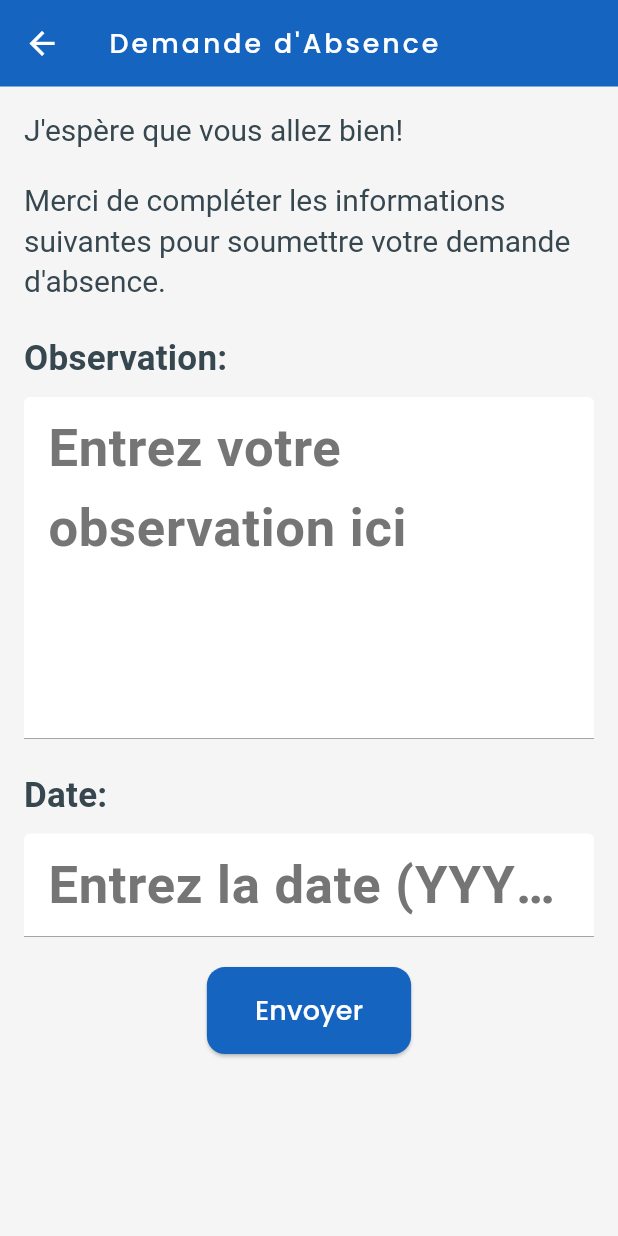
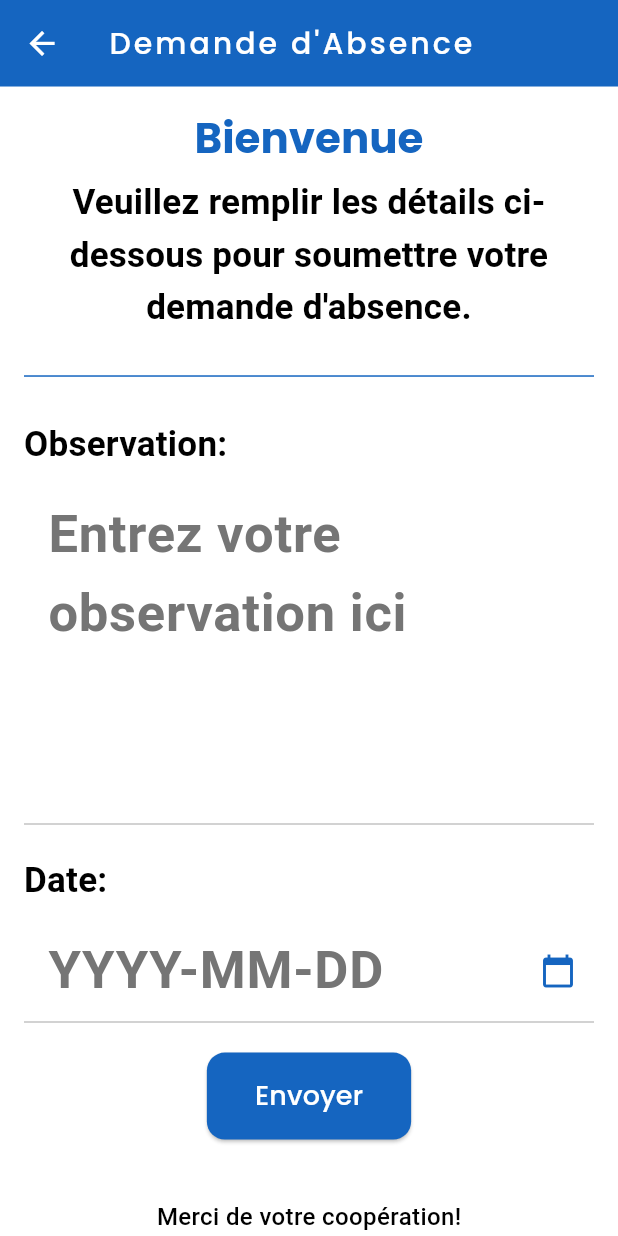
Before and after one commit to mariembenhassen/Tunisia-Learning, a Flutter app: the AbscenceScreen screen opened by its route, on a phone screen of 412 x 824 dp. Run offline on Flutter 3.47's test engine with Material 3 defaults, Android fonts, the phone set to English and light mode, and no system bars; our stand-ins replace file_picker, flutter_svg, google_fonts, google_nav_bar, sizer; Roboto replaces fonts that are missing (Chewy).

Commit message:
update ui

```diff
--- a/lib/screens/Messagerie_screen/Teacher_messages/Abscence_Demande/Abscence.dart
+++ b/lib/screens/Messagerie_screen/Teacher_messages/Abscence_Demande/Abscence.dart
@@ -52,14 +52,14 @@ class _AbscenceScreenState extends State<AbscenceScreen> {
           ScaffoldMessenger.of(context).showSnackBar(
             SnackBar(
               content: Text('Demande d\'absence envoyée avec succès !'),
-              backgroundColor: Colors.green,
+              backgroundColor: Colors.blue[800],
             ),
           );
         } else {
           ScaffoldMessenger.of(context).showSnackBar(
             SnackBar(
-              content:
-                  Text('Échec de l\'envoi de la demande : ${responseData['message']}'),
+              content: Text(
+                  'Échec de l\'envoi de la demande : ${responseData['message']}'),
               backgroundColor: Colors.red,
             ),
           );
@@ -67,7 +67,8 @@ class _AbscenceScreenState extends State<AbscenceScreen> {
       } else {
         ScaffoldMessenger.of(context).showSnackBar(
           SnackBar(
-            content: Text('La demande a échoué avec le statut: ${response.statusCode}'),
+            content: Text(
+                'La demande a échoué avec le statut: ${response.statusCode}'),
             backgroundColor: Colors.red,
           ),
         );
@@ -75,10 +76,53 @@ class _AbscenceScreenState extends State<AbscenceScreen> {
     } catch (e) {
       ScaffoldMessenger.of(context).showSnackBar(
         SnackBar(
-          content: Text(' Une erreur s\'est produite: $e'),
+          content: Text('Une erreur s\'est produite: $e'),
           backgroundColor: Colors.red,
         ),
       );
+    }
+  }
+
+  Future<void> _selectDate(BuildContext context) async {
+    final DateTime? picked = await showDatePicker(
+      context: context,
+      initialDate: DateTime.now(),
+      firstDate: DateTime(2000),
+      lastDate: DateTime(2101),
+      builder: (BuildContext context, Widget? child) {
+        return Theme(
+          data: ThemeData.light().copyWith(
+            primaryColor:
+                Colors.blue[800], // Blue color for the header and buttons
+            // Styling for calendar and date selection
+            dialogBackgroundColor: Colors.white,
+            textTheme: TextTheme(
+              headline6:
+                  TextStyle(color: Colors.black), // Black color for date text
+              bodyText2:
+                  TextStyle(color: Colors.black), // Black color for body text
+            ),
+            buttonTheme: ButtonThemeData(
+              buttonColor: Colors.blue[800], // Blue color for buttons
+            ),
+            // Styling for input fields
+            inputDecorationTheme: InputDecorationTheme(
+              border: OutlineInputBorder(
+                borderRadius: BorderRadius.circular(12),
+              ),
+              filled: true,
+              fillColor: Colors.white,
+              hintStyle: TextStyle(color: Colors.grey[600]),
+            ),
+          ),
+          child: child!,
+        );
+      },
+    );
+    if (picked != null && picked != DateTime.now()) {
+      setState(() {
+        _dateController.text = picked.toLocal().toString().split(' ')[0];
+      });
     }
   }
 
@@ -88,7 +132,7 @@ class _AbscenceScreenState extends State<AbscenceScreen> {
       appBar: AppBar(
         title: Text(
           'Demande d\'Absence',
-          style: TextStyle(color: Colors.white),
+          style: TextStyle(color: Colors.white, fontSize: 20),
         ),
         leading: IconButton(
           icon: Icon(Icons.arrow_back, color: Colors.white),
@@ -96,42 +140,48 @@ class _AbscenceScreenState extends State<AbscenceScreen> {
         ),
         backgroundColor: Colors.blue[800],
       ),
-      backgroundColor: Colors.grey[100], // Light grey background
+      backgroundColor: Colors.white,
       body: SingleChildScrollView(
         padding: const EdgeInsets.all(16.0),
         child: Column(
           crossAxisAlignment: CrossAxisAlignment.start,
           children: [
-            Text(
-              'J\'espère que vous allez bien!',
-              style: Theme.of(context).textTheme.headline5?.copyWith(
-                    fontWeight: FontWeight.w400,
-                    fontSize: 20,
-                    color: Colors.blueGrey[800],
+            Center(
+              child: Column(
+                children: [
+                  Text(
+                    'Bienvenue',
+                    style: Theme.of(context).textTheme.headline4?.copyWith(
+                          fontWeight: FontWeight.bold,
+                          color: Colors.blue[800],
+                        ),
                   ),
+                  SizedBox(height: 8),
+                  Text(
+                    'Veuillez remplir les détails ci-dessous pour soumettre votre demande d\'absence.',
+                    style: Theme.of(context).textTheme.subtitle1?.copyWith(
+                          color: Colors.black,
+                        ),
+                    textAlign: TextAlign.center,
+                  ),
+                ],
+              ),
             ),
             SizedBox(height: 20),
-            Text(
-              'Merci de compléter les informations suivantes pour soumettre votre demande d\'absence.',
-              style: Theme.of(context).textTheme.headline5?.copyWith(
-                    fontWeight: FontWeight.w400,
-                    fontSize: 20,
-                    color: Colors.blueGrey[800],
-                  ),
-            ),
+            Divider(color: Colors.blue[800]),
             SizedBox(height: 20),
             Text(
               'Observation:',
               style: Theme.of(context).textTheme.subtitle1?.copyWith(
                     fontWeight: FontWeight.bold,
-                    color: Colors.blueGrey[800],
+                    color: Colors.black,
                   ),
             ),
             SizedBox(height: 8),
             TextField(
               controller: _observationController,
               maxLines: 4,
-              style: TextStyle(color: Colors.black), // Set text color to black
+              style: TextStyle(color: Colors.black),
               decoration: InputDecoration(
                 border: OutlineInputBorder(
                   borderRadius: BorderRadius.circular(12),
@@ -139,8 +189,7 @@ class _AbscenceScreenState extends State<AbscenceScreen> {
                 filled: true,
                 fillColor: Colors.white,
                 hintText: 'Entrez votre observation ici',
-                hintStyle:
-                    TextStyle(color: Colors.grey[600]), // Light grey hint text
+                hintStyle: TextStyle(color: Colors.grey[600]),
               ),
             ),
             SizedBox(height: 20),
@@ -148,21 +197,26 @@ class _AbscenceScreenState extends State<AbscenceScreen> {
               'Date:',
               style: Theme.of(context).textTheme.subtitle1?.copyWith(
                     fontWeight: FontWeight.bold,
-                    color: Colors.blueGrey[800],
+                    color: Colors.black,
                   ),
             ),
             SizedBox(height: 8),
-            TextField(
+            TextFormField(
               controller: _dateController,
-              style: TextStyle(color: Colors.black), // Set text color to black
+              readOnly: true,
+              style: TextStyle(color: Colors.black),
               decoration: InputDecoration(
                 border: OutlineInputBorder(
                   borderRadius: BorderRadius.circular(12),
                 ),
                 filled: true,
                 fillColor: Colors.white,
-                hintText: 'Entrez la date (YYYY-MM-DD)',
+                hintText: 'YYYY-MM-DD',
                 hintStyle: TextStyle(color: Colors.grey[600]),
+                suffixIcon: IconButton(
+                  icon: Icon(Icons.calendar_today, color: Colors.blue[800]),
+                  onPressed: () => _selectDate(context),
+                ),
               ),
             ),
             SizedBox(height: 20),
@@ -174,11 +228,22 @@ class _AbscenceScreenState extends State<AbscenceScreen> {
                   style: TextStyle(fontSize: 18, color: Colors.white),
                 ),
                 style: ElevatedButton.styleFrom(
-                  backgroundColor: Colors.blue[800], // Button color
+                  backgroundColor: Colors.blue[800],
                   padding: EdgeInsets.symmetric(vertical: 16, horizontal: 32),
                   shape: RoundedRectangleBorder(
                     borderRadius: BorderRadius.circular(12),
                   ),
+                ),
+              ),
+            ),
+            SizedBox(height: 40),
+            Center(
+              child: Text(
+                'Merci de votre coopération!',
+                style: TextStyle(
+                  fontSize: 16,
+                  fontWeight: FontWeight.w500,
+                  color: Colors.black,
                 ),
               ),
             ),
```
